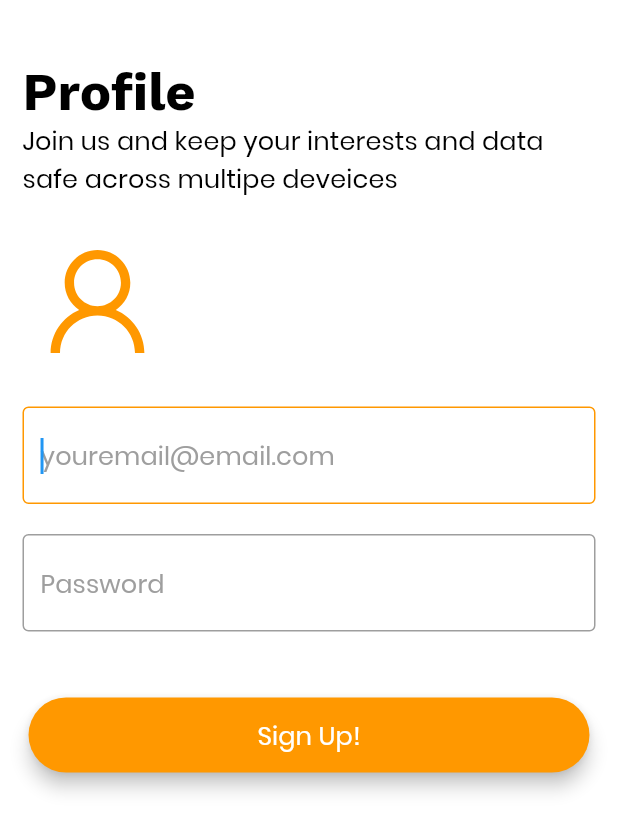
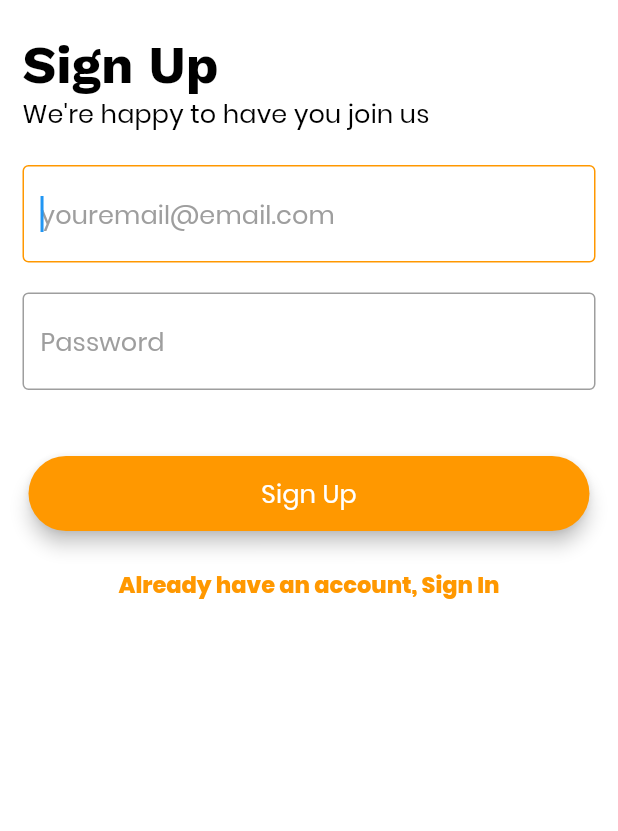
Before and after one commit to the-Jinxist/Eccentric, a Flutter app: the ProfilePage screen opened directly, after a tap on "Sign Up!", on a phone screen of 412 x 824 dp. Shown: the top 831 px of the screen. Run offline on Flutter 3.47's test engine with Material 2 defaults, Android fonts, the phone set to English and light mode, and no system bars; our stand-ins replace flutter_rating_bar, google_nav_bar, line_awesome_icons, shared_preferences; accounts and stored records are empty; network calls fail.

Commit message:
Added Sign In/Up Page, Updated Profile Page, Updated DiscoverPage label lol. Will add firebase auth dependencies next

```diff
--- /dev/null
+++ b/lib/pages/AuthPage.dart
@@ -0,0 +1,166 @@
+import 'package:flutter/material.dart';
+import 'package:game_app/utils/Utils.dart';
+
+class AuthPage extends StatefulWidget {
+
+  final AuthType type;
+
+  AuthPage(this.type);
+
+  @override
+  _AuthPageState createState() => _AuthPageState();
+}
+
+class _AuthPageState extends State<AuthPage> {
+
+  final formKey = new GlobalKey<FormState>();
+  String email;
+  String password;
+
+  bool enabledText = true;
+
+  @override
+  Widget build(BuildContext context) {
+    return Scaffold(
+      appBar: PreferredSize(child: Container(
+        color: Colors.white,
+        padding: EdgeInsets.only(top: 10, left: 15, right: 15),
+        child: Column(
+          crossAxisAlignment: CrossAxisAlignment.start,
+          mainAxisAlignment: MainAxisAlignment.center,
+          children: <Widget>[
+            Text(widget.type == AuthType.SIGN_IN ? "Sign In": "Sign Up", style: Theme.of(context).textTheme.title,),
+            Text(widget.type == AuthType.SIGN_IN ? "Glad to have you back, gamer!": "We're happy to have you join us", style: Theme.of(context).textTheme.subtitle,),
+          ],
+        ),
+      ), preferredSize: Size.fromHeight(100)),
+      body: SingleChildScrollView(
+        child: Container(
+          height: MediaQuery.of(context).size.height,
+          color: Colors.white,
+          padding: EdgeInsets.only(top: 10, left: 15, right: 15, bottom: 30),
+          child: Column(
+            children: <Widget>[
+              Form(
+                key: formKey,
+                child: Column(
+                  crossAxisAlignment: CrossAxisAlignment.start,
+                  mainAxisAlignment: MainAxisAlignment.start,
+                  children: <Widget>[
+                    TextFormField(
+                      autofocus: true,
+                      enabled: enabledText,
+                      keyboardType: TextInputType.emailAddress,
+                      maxLines: 1,
+                      decoration: InputDecoration(
+                          focusedBorder: OutlineInputBorder(
+                              borderSide: BorderSide(
+                                  color: Colors.orange,
+                                  width: 1.0
+                              )
+                          ),
+                          errorBorder: OutlineInputBorder(
+                              borderSide: BorderSide(
+                                  color: Colors.red,
+                                  width: 1.0
+                              )
+                          ),
+                          border: OutlineInputBorder(
+                              borderSide: BorderSide(
+                                  color: Colors.grey,
+                                  width: 1.0
+                              )
+                          ),
+                          hintText: "youremail@email.com",
+                          hintStyle: Theme.of(context).textTheme.subtitle.copyWith(color: Colors.grey)
+                      ),
+                      validator: (value){
+                        if(value.isEmpty){
+                          return "Please provide an email";
+                        }else{
+                          email = value.trim();
+                          return null;
+                        }
+                      },
+                      style: Theme.of(context).textTheme.subtitle.copyWith(color: Colors.black),
+                    ),
+                    SizedBox(height: 20,),
+                    TextFormField(
+                      enabled: enabledText,
+                      maxLines: 1,
+                      keyboardType: TextInputType.visiblePassword,
+                      decoration: InputDecoration(
+                        focusedBorder: OutlineInputBorder(
+                            borderSide: BorderSide(
+                                color: Colors.orange,
+                                width: 1.0
+                            )
+                        ),
+                        errorBorder: OutlineInputBorder(
+                            borderSide: BorderSide(
+                                color: Colors.red,
+                                width: 1.0
+                            )
+                        ),
+                        border: OutlineInputBorder(
+                            borderSide: BorderSide(
+                                color: Colors.grey,
+                                width: 1.0
+                            )
+                        ),
+                        hintText: "Password",
+                        hintStyle: Theme.of(context).textTheme.subtitle.copyWith(color: Colors.grey),
+
+                      ),
+                      style: Theme.of(context).textTheme.subtitle.copyWith(color: Colors.black),
+                      obscureText: true,
+                      validator: (value){
+                        if(value.isEmpty){
+                          return "Please input your password";
+                        }else{
+                          password = value.trim();
+                          return null;
+                        }
+                      },
+                    ),
+
+                  ],
+                ),
+              ),
+              SizedBox(height:40),
+              GestureDetector(
+                onTap: (){
+
+                },
+                child: Card(
+                  shape: RoundedRectangleBorder(
+                      borderRadius: BorderRadius.circular(25)
+                  ),
+                  elevation: 5,
+                  color: Colors.orange,
+                  child: Container(
+                    height: 50,
+                    width: MediaQuery.of(context).size.width,
+                    child: Center(child: Text(widget.type == AuthType.SIGN_IN ? "Sign In": "Sign Up", style: Theme.of(context).textTheme.subtitle.copyWith(color: Colors.white),)),
+                  ),
+                ),
+              ),
+              SizedBox(height: 20,),
+              GestureDetector(
+                onTap: (){
+                  if(widget.type == AuthType.SIGN_IN){
+                    Navigator.of(context).pushReplacement(MaterialPageRoute(builder: (context) => AuthPage(AuthType.SIGN_UP)));
+                  }else{
+                    Navigator.of(context).pushReplacement(MaterialPageRoute(builder: (context) => AuthPage(AuthType.SIGN_IN)));
+                  }
+
+                },
+                child: Text(widget.type == AuthType.SIGN_IN ? "Don't have an account, Sign Up!": "Already have an account, Sign In", style: Theme.of(context).textTheme.headline.copyWith(color: Colors.orange, fontSize: 15),),
+              )
+            ],
+          ),
+        )
+      ),
+    );
+  }
+}
--- a/lib/pages/DiscoverGamesPage.dart
+++ b/lib/pages/DiscoverGamesPage.dart
@@ -46,7 +46,7 @@ class _DiscoverGamesPageState extends State<DiscoverGamesPage> {
             crossAxisAlignment: CrossAxisAlignment.start,
             mainAxisAlignment: MainAxisAlignment.center,
             children: <Widget>[
-              Text("Discover Game", style: Theme.of(context).textTheme.title,),
+              Text("Discover Games", style: Theme.of(context).textTheme.title,),
               Text("Find games from all categories", style: Theme.of(context).textTheme.subtitle,),
             ],
           ),
--- a/lib/pages/ProfilePage.dart
+++ b/lib/pages/ProfilePage.dart
@@ -1,4 +1,6 @@
 import 'package:flutter/material.dart';
+import 'package:game_app/pages/AuthPage.dart';
+import 'package:game_app/utils/Utils.dart';
 import 'package:line_awesome_icons/line_awesome_icons.dart';
 
 class ProfilePage extends StatefulWidget {
@@ -29,99 +31,15 @@ class _ProfilePageState extends State<ProfilePage> {
               children: <Widget>[
                 Text("Profile", style: Theme.of(context).textTheme.title,),
                 Text("Join us and keep your interests and data safe across multipe deveices", style: Theme.of(context).textTheme.subtitle,),
-                SizedBox(height: 20,),
-                Icon(LineAwesomeIcons.user, size: 100, color: Colors.orange,),
-                SizedBox(height: 20,),
-                Form(
-                  key: formKey,
-                  child: Column(
-                    crossAxisAlignment: CrossAxisAlignment.start,
-                    mainAxisAlignment: MainAxisAlignment.start,
+                SizedBox(height: 150,),
+                Column(
+                  crossAxisAlignment: CrossAxisAlignment.center,
+                  mainAxisAlignment: MainAxisAlignment.center,
                   children: <Widget>[
-                      TextFormField(
-                        autofocus: true,
-                        enabled: enabledText,
-                        keyboardType: TextInputType.emailAddress,
-                        maxLines: 1,
-                        decoration: InputDecoration(
-                            focusedBorder: OutlineInputBorder(
-                                borderSide: BorderSide(
-                                    color: Colors.orange,
-                                    width: 1.0
-                                )
-                            ),
-                            errorBorder: OutlineInputBorder(
-                                borderSide: BorderSide(
-                                    color: Colors.red,
-                                    width: 1.0
-                                )
-                            ),
-                            border: OutlineInputBorder(
-                                borderSide: BorderSide(
-                                    color: Colors.grey,
-                                    width: 1.0
-                                )
-                            ),
-                            hintText: "youremail@email.com",
-                            hintStyle: Theme.of(context).textTheme.subtitle.copyWith(color: Colors.grey)
-                        ),
-                        validator: (value){
-                          if(value.isEmpty){
-                            return "Please provide an email";
-                          }else{
-                            email = value.trim();
-                            return null;
-                          }
-                        },
-                        style: Theme.of(context).textTheme.subtitle.copyWith(color: Colors.black),
-                      ),
-                      SizedBox(height: 20,),
-                      TextFormField(
-                        enabled: enabledText,
-                        maxLines: 1,
-                        keyboardType: TextInputType.visiblePassword,
-                        decoration: InputDecoration(
-                            focusedBorder: OutlineInputBorder(
-                                borderSide: BorderSide(
-                                    color: Colors.orange,
-                                    width: 1.0
-                                )
-                            ),
-                            errorBorder: OutlineInputBorder(
-                                borderSide: BorderSide(
-                                    color: Colors.red,
-                                    width: 1.0
-                                )
-                            ),
-                            border: OutlineInputBorder(
-                                borderSide: BorderSide(
-                                    color: Colors.grey,
-                                    width: 1.0
-                                )
-                            ),
-                            hintText: "Password",
-                            hintStyle: Theme.of(context).textTheme.subtitle.copyWith(color: Colors.grey),
-
-                        ),
-                        style: Theme.of(context).textTheme.subtitle.copyWith(color: Colors.black),
-                        obscureText: true,
-                        validator: (value){
-                          if(value.isEmpty){
-                            return "Please input your password";
-                          }else{
-                            password = value.trim();
-                            return null;
-                          }
-                        },
-                      ),
-
-                    ],
-                  ),
-                ),
-                SizedBox(height:40),
+                    Text("You don't have an account?", style: Theme.of(context).textTheme.subtitle,),
                     GestureDetector(
                       onTap: (){
-
+                        Navigator.of(context).push(MaterialPageRoute(builder: (context) => AuthPage(AuthType.SIGN_UP)));
                       },
                       child: Card(
                         shape: RoundedRectangleBorder(
@@ -136,6 +54,18 @@ class _ProfilePageState extends State<ProfilePage> {
                         ),
                       ),
                     ),
+                    SizedBox(height: 50,),
+                    Text("You already have an account?", style: Theme.of(context).textTheme.subtitle,),
+                    SizedBox(height: 10,),
+                    GestureDetector(
+                      onTap: (){
+                        Navigator.of(context).push(MaterialPageRoute(builder: (context) => AuthPage(AuthType.SIGN_IN)));
+                      },
+                      child: Text("SIGN IN", style: Theme.of(context).textTheme.headline.copyWith(color: Colors.orange, fontSize: 20),),
+                    )
+                  ],
+                ),
+
               ],
             ),
           )
--- /dev/null
+++ b/lib/utils/Utils.dart
@@ -0,0 +1,8 @@
+
+enum AuthType{
+
+  SIGN_IN,
+
+  SIGN_UP
+
+}
```
Lines whose indentation alone changed are shown as unchanged.
